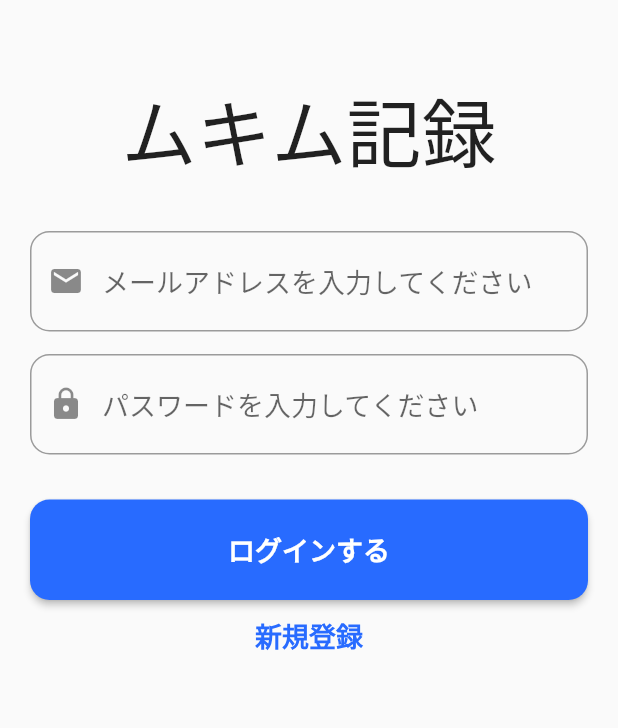
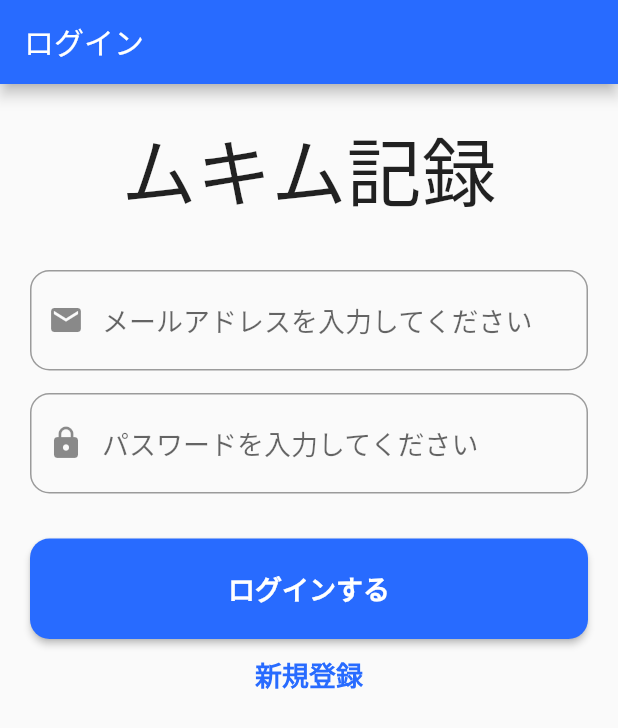
Before and after one commit to MtDeity/training_log_flutter, a Flutter app: the screen it shows after launch, on a phone screen of 412 x 824 dp. Shown: the top 728 px of the screen. Run offline on Flutter 3.47's test engine with Material 2 defaults, Android fonts, the phone set to English and light mode, and no system bars; our stand-ins replace modal_progress_hud, shared_preferences.

Commit message:
スタート画面でトークン有無確認

```diff
--- a/lib/main.dart
+++ b/lib/main.dart
@@ -3,6 +3,7 @@ import 'package:provider/provider.dart';
 import 'package:training_log_flutter/models/data.dart';
 import 'package:training_log_flutter/screens/login_screen.dart';
 import 'package:training_log_flutter/screens/registration_screen.dart';
+import 'package:training_log_flutter/screens/start_screen.dart';
 import 'package:training_log_flutter/screens/training_screen.dart';
 
 void main() => runApp(MyApp());
@@ -14,8 +15,9 @@ class MyApp extends StatelessWidget {
       create: (context) => Data(),
       child: MaterialApp(
 //        initialRoute: RegistrationScreen.id,
-        initialRoute: LoginScreen.id,
+        initialRoute: StartScreen.id,
         routes: {
+          StartScreen.id: (context) => StartScreen(),
           RegistrationScreen.id: (context) => RegistrationScreen(),
           LoginScreen.id: (context) => LoginScreen(),
           TrainingScreen.id: (context) => TrainingScreen(),
--- a/lib/screens/login_screen.dart
+++ b/lib/screens/login_screen.dart
@@ -13,13 +13,14 @@ class LoginScreen extends StatelessWidget {
     return Consumer<Data>(
       builder: (context, data, child) {
         return Scaffold(
+          appBar: AppBar(
+            backgroundColor: kDarkBlue,
+            title: Text('ログイン'),
+          ),
           body: ModalProgressHUD(
             inAsyncCall: data.loginShowSpinner,
             child: Padding(
-              padding: EdgeInsets.symmetric(
-                vertical: 50.0,
-                horizontal: 20.0,
-              ),
+              padding: EdgeInsets.all(20.0),
               child: Column(
                 crossAxisAlignment: CrossAxisAlignment.stretch,
                 children: <Widget>[
--- /dev/null
+++ b/lib/screens/start_screen.dart
@@ -0,0 +1,23 @@
+import 'package:flutter/material.dart';
+import 'package:provider/provider.dart';
+import 'package:training_log_flutter/models/data.dart';
+import 'package:training_log_flutter/screens/login_screen.dart';
+import 'package:training_log_flutter/screens/training_screen.dart';
+
+class StartScreen extends StatelessWidget {
+  static const String id = 'start_screen';
+
+  @override
+  Widget build(BuildContext context) {
+    return Consumer<Data>(
+      builder: (context, data, child) {
+        data.createIsLoggedIn();
+        if (data.isLoggedIn) {
+          return TrainingScreen();
+        } else {
+          return LoginScreen();
+        }
+      },
+    );
+  }
+}
--- a/lib/screens/training_screen.dart
+++ b/lib/screens/training_screen.dart
@@ -6,7 +6,7 @@ class TrainingScreen extends StatelessWidget {
   @override
   Widget build(BuildContext context) {
     return Scaffold(
-      backgroundColor: Colors.white,
+      body: ListView(),
     );
   }
 }
```
Also changed, not shown: lib/models/data.dart (+11 -0 lines), lib/screens/registration_screen.dart (+4 -6 lines).
